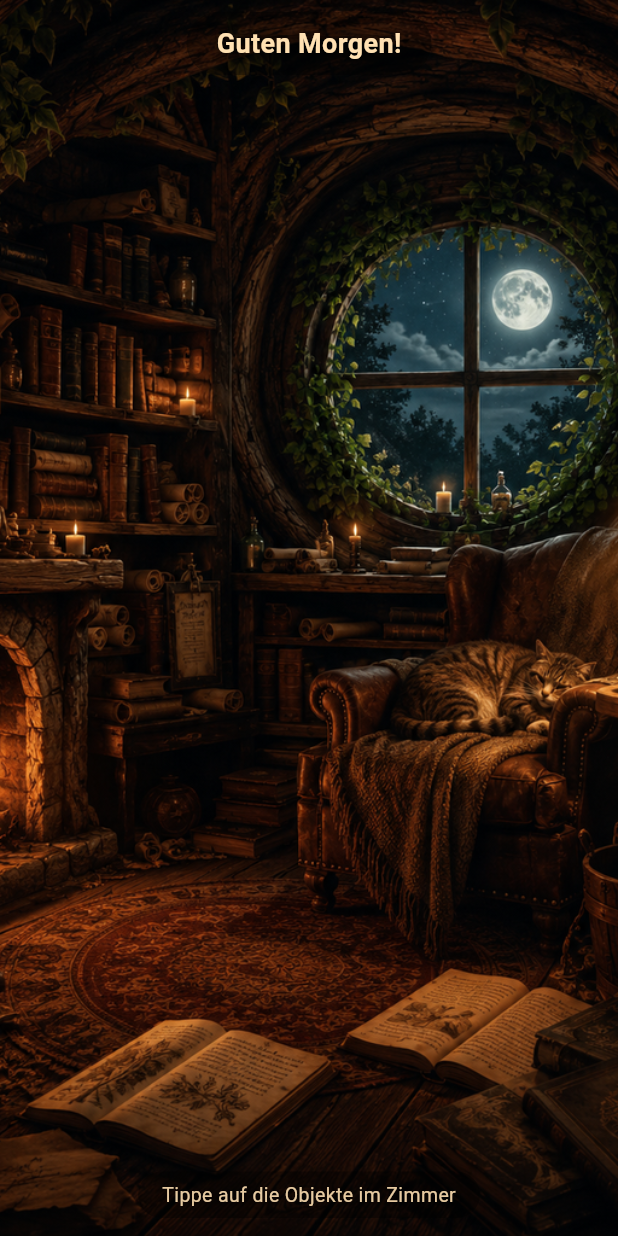
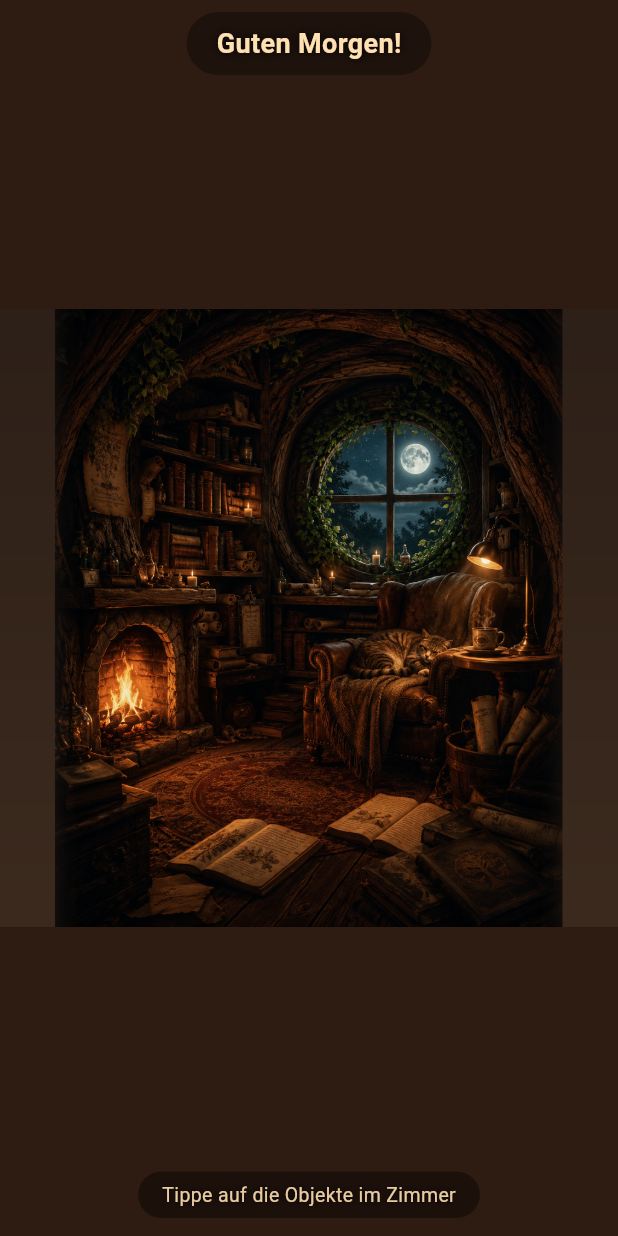
Before and after one commit to samwest1285-arch/nova-reader, a Flutter app: the screen it shows after launch, on a phone screen of 412 x 824 dp. Run offline on Flutter 3.47's test engine with Material 3 defaults, Android fonts, the light colour scheme and no system bars; our stand-ins replace audioplayers, camera, equatable, file_picker, flutter_riverpod, flutter_tts and 3 more; missing offline and left inert: epubx, google_mlkit_text_recognition; Roboto replaces fonts that are missing (Georgia).

Commit message:
Bild-Fix: BoxFit.contain statt cover — ganzes Bild sichtbar

```diff
--- a/lib/screens/home/home_screen.dart
+++ b/lib/screens/home/home_screen.dart
@@ -230,7 +230,7 @@ class _HomeScreenState extends ConsumerState<HomeScreen> {
           Positioned.fill(
             child: Image.asset(
               'assets/images/home_background.png',
-              fit: BoxFit.cover,
+              fit: BoxFit.contain,
             ),
           ),
 
```
